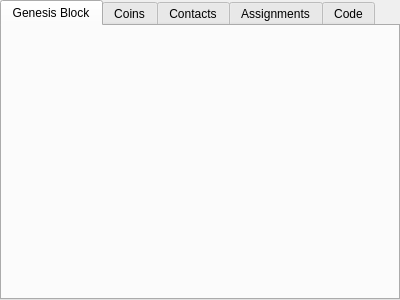
Qt form apps/genesisMaker/mainwindow.ui (assignonward/aosuite) before a commit.
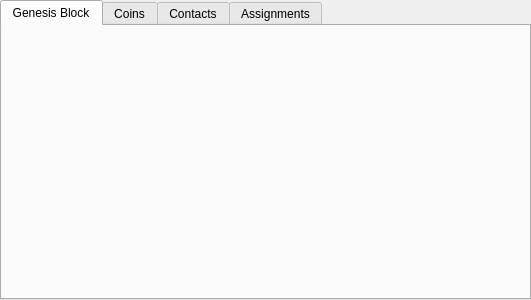
The same form after that commit. Icons and pictures are not drawn.

Diff of the .ui file:
```diff
--- a/apps/genesisMaker/mainwindow.ui
+++ b/apps/genesisMaker/mainwindow.ui
@@ -6,7 +6,7 @@
    <rect>
     <x>0</x>
     <y>0</y>
-    <width>400</width>
+    <width>531</width>
     <height>300</height>
    </rect>
   </property>
@@ -155,11 +155,6 @@
         </item>
        </layout>
       </widget>
-      <widget class="QWidget" name="codeTab">
-       <attribute name="title">
-        <string>Code</string>
-       </attribute>
-      </widget>
      </widget>
     </item>
    </layout>
```
